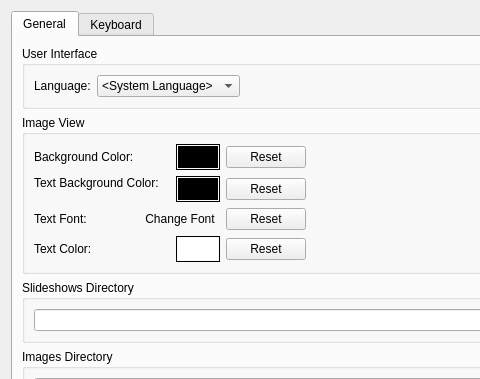
Old version of the form optionsdialog.ui in the repository vos/qsm; both pictures show x 0 to 480 and y 0 to 379 of the 640 by 480 pixel window.
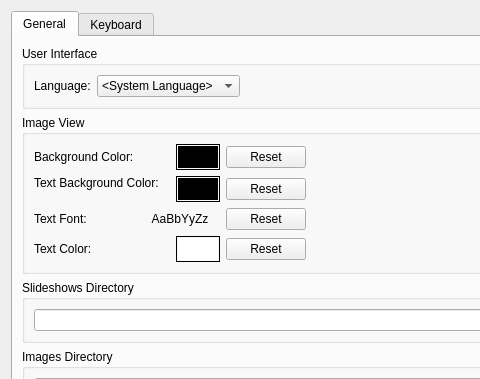
New version of the form.

```diff
--- a/optionsdialog.ui
+++ b/optionsdialog.ui
@@ -274,7 +274,7 @@
           <item row="3" column="1" colspan="2">
            <widget class="QPushButton" name="textFontPushButton">
             <property name="text">
-             <string>Change Font</string>
+             <string notr="true">AaBbYyZz</string>
             </property>
             <property name="flat">
              <bool>true</bool>
```
